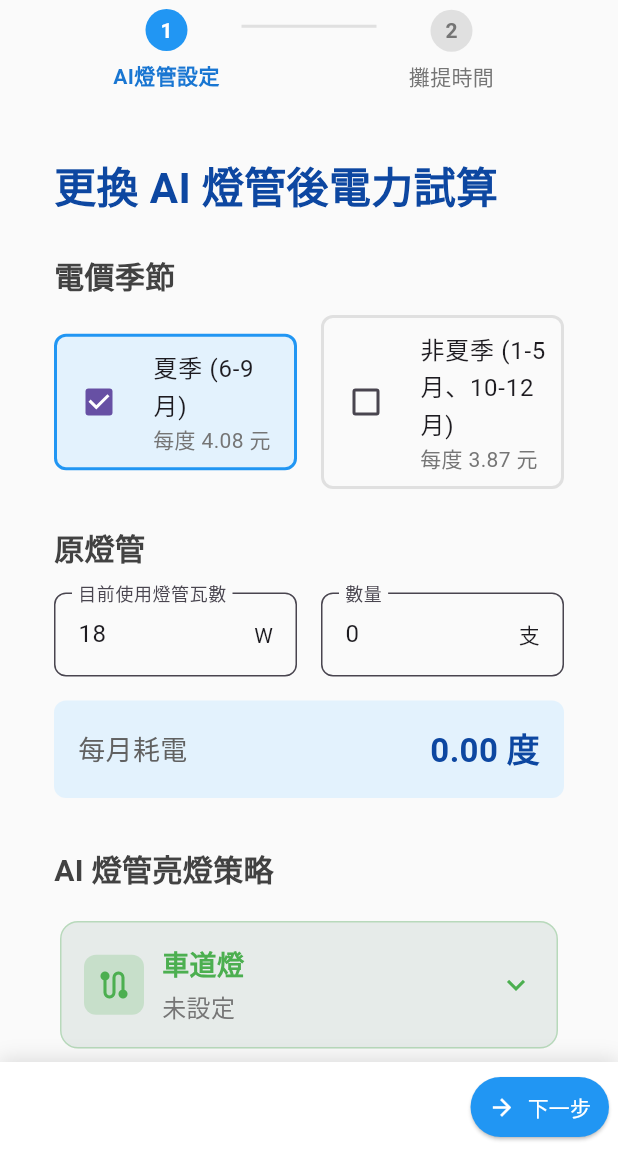
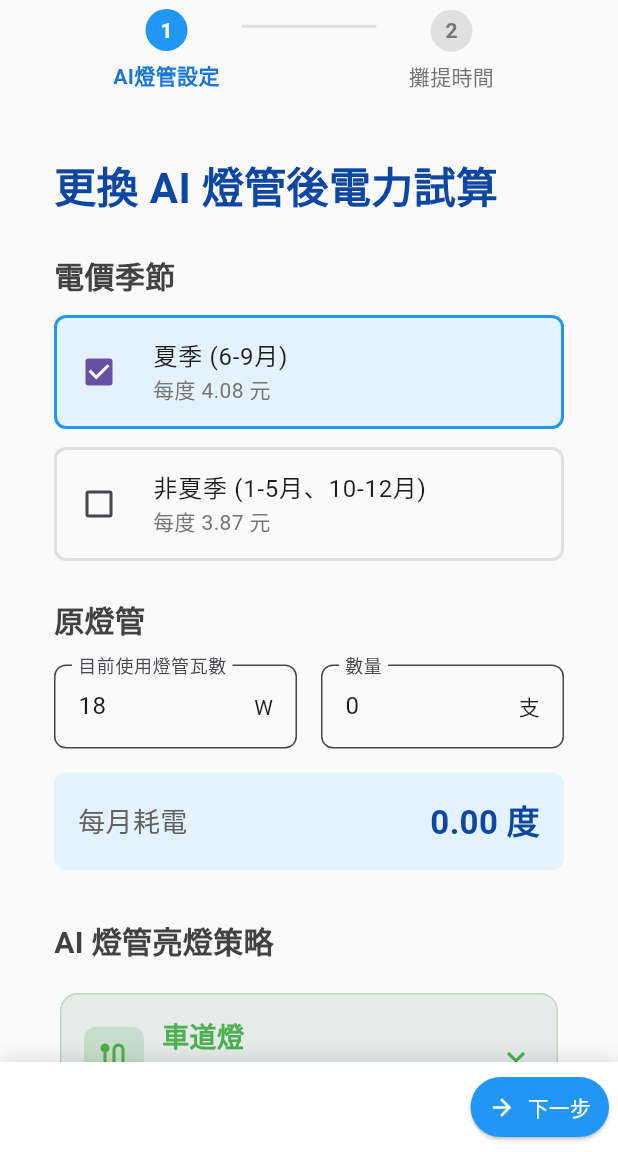
Before and after one commit to yyuchen-workspace/Smart_AI_light_tube_power_conversion, a Flutter app: the screen it shows after launch, on a phone screen of 412 x 824 dp, the part 84-1236 px from its top. Run offline on Flutter 3.47's test engine with Material 3 defaults, Android fonts, the phone set to English and light mode, and no system bars; our stand-ins replace fl_chart.

Commit message:
fix: 季節選擇區塊手機版響應式佈局優化
- 使用 LayoutBuilder 實現響應式設計
- 手機版 (<600px): 改為垂直排列，避免內容擁擠
- 桌面版 (≥600px): 保持水平並排顯示

修改檔案: lib/pages/step1_ai_lights.dart

```diff
--- a/lib/pages/step1_ai_lights.dart
+++ b/lib/pages/step1_ai_lights.dart
@@ -216,7 +216,47 @@ class Step1AILights extends StatelessWidget {
           // 夏季/非夏季選擇
           _buildSectionTitle('電價季節'),
           SizedBox(height: 12),
-          Row(
+          // 根據螢幕寬度決定排列方式
+          LayoutBuilder(
+            builder: (context, constraints) {
+              final isMobile = constraints.maxWidth < 600;
+
+              if (isMobile) {
+                // 手機版：垂直排列
+                return Column(
+                  children: [
+                    CheckboxListTile(
+                      title: Text('夏季 (6-9月)', style: TextStyle(fontSize: 16)),
+                      subtitle: Text('每度 4.08 元', style: TextStyle(fontSize: 14, color: Colors.grey[600])),
+                      value: isSummer,
+                      onChanged: onSeasonChanged,
+                      controlAffinity: ListTileControlAffinity.leading,
+                      contentPadding: EdgeInsets.symmetric(horizontal: 8),
+                      shape: RoundedRectangleBorder(
+                        borderRadius: BorderRadius.circular(8),
+                        side: BorderSide(color: isSummer ? Colors.blue : Colors.grey[300]!, width: 2),
+                      ),
+                      tileColor: isSummer ? Colors.blue[50] : Colors.grey[50],
+                    ),
+                    SizedBox(height: 12),
+                    CheckboxListTile(
+                      title: Text('非夏季 (1-5月、10-12月)', style: TextStyle(fontSize: 16)),
+                      subtitle: Text('每度 3.87 元', style: TextStyle(fontSize: 14, color: Colors.grey[600])),
+                      value: !isSummer,
+                      onChanged: (value) => onSeasonChanged(value == true ? false : true),
+                      controlAffinity: ListTileControlAffinity.leading,
+                      contentPadding: EdgeInsets.symmetric(horizontal: 8),
+                      shape: RoundedRectangleBorder(
+                        borderRadius: BorderRadius.circular(8),
+                        side: BorderSide(color: !isSummer ? Colors.orange : Colors.grey[300]!, width: 2),
+                      ),
+                      tileColor: !isSummer ? Colors.orange[50] : Colors.grey[50],
+                    ),
+                  ],
+                );
+              } else {
+                // 桌面版：水平排列
+                return Row(
                   children: [
                     Expanded(
                       child: CheckboxListTile(
@@ -250,6 +290,9 @@ class Step1AILights extends StatelessWidget {
                       ),
                     ),
                   ],
+                );
+              }
+            },
           ),
           SizedBox(height: 24),
 
```
Lines whose indentation alone changed are shown as unchanged.
